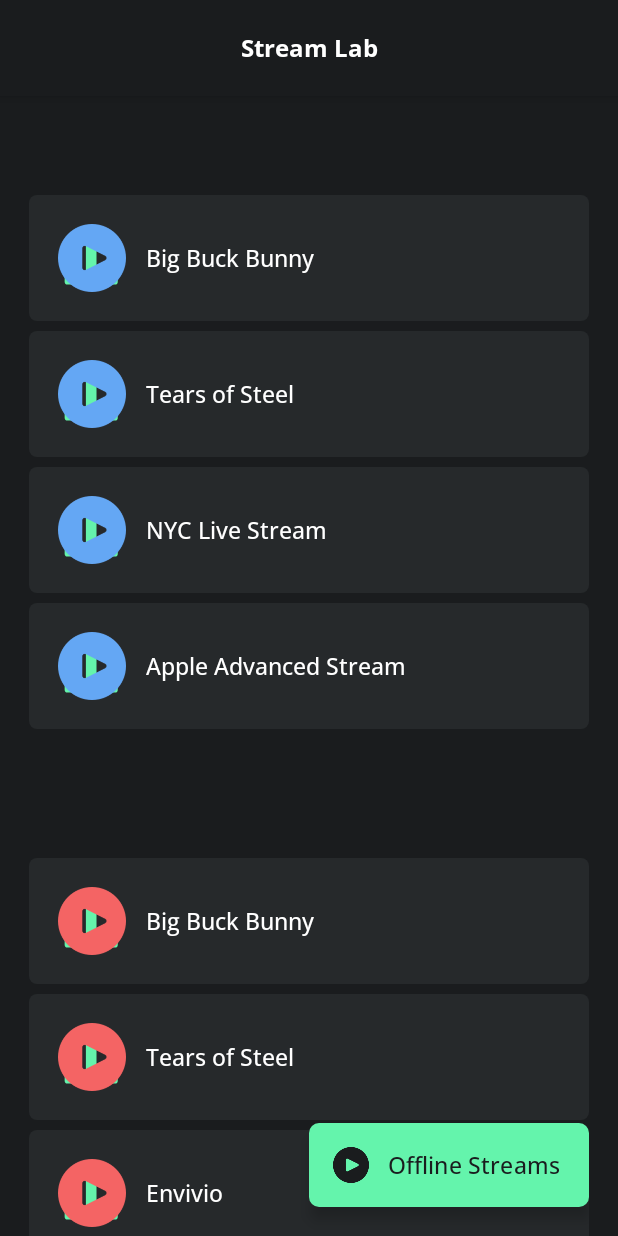
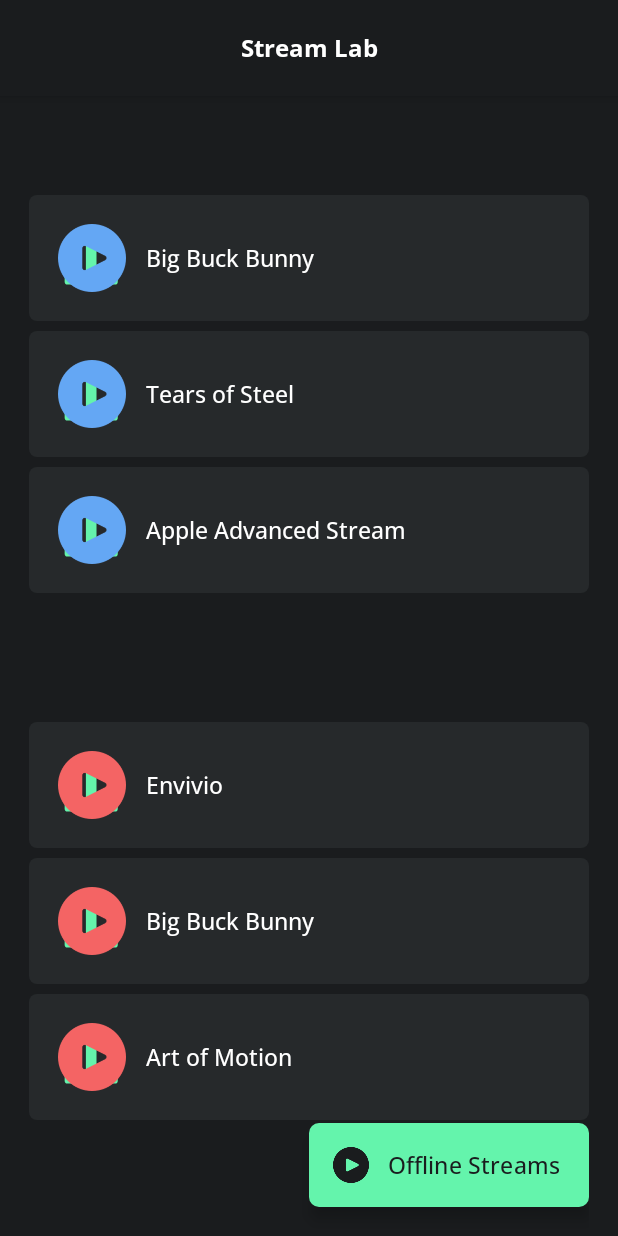
Before and after one commit to saadahmedscse/video-player-bs-task, an Android app: the screen it shows after launch (MainActivity), on a phone screen of 412 x 824 dp. Run offline under Robolectric (Android 15) with nearby library versions, the phone set to English and light mode, and no system bars; our stand-ins replace data binding, sdp/ssp sizes; 4 statements that could not run were skipped.

Commit message:
enhance queue quality and show buffer in player

```diff
--- a/app/src/main/java/com/saadahmedev/videoplayer/base/BaseViewModel.kt
+++ b/app/src/main/java/com/saadahmedev/videoplayer/base/BaseViewModel.kt
@@ -15,7 +15,7 @@ abstract class BaseViewModel : ViewModel() {
         _onSwipeRefresh.value = SingleLiveEvent(true)
     }
 
-    fun getStreamableVideos(): List<StreamItem> {
+    private fun streamableVideos(): List<StreamItem> {
         return listOf(
             StreamItem(
                 id = 1,
@@ -26,62 +26,50 @@ abstract class BaseViewModel : ViewModel() {
             StreamItem(
                 id = 2,
                 name = "Tears of Steel",
-                link = "https://test-streams.mux.dev/tears-of-steel/playlist.m3u8",
+                link = "https://demo.unified-streaming.com/k8s/features/stable/video/tears-of-steel/tears-of-steel.ism/.m3u8",
                 type = VideoType.HLS
             ),
             StreamItem(
                 id = 3,
-                name = "NYC Live Stream",
-                link = "https://video-weaver.jfk02.hls.ttvnw.net/v1/playlist/CpcEYQ9bwrdbHEEYH-wuSg.vwp-b3oUvbzMdAQdBTV3XUbc9n9Ibpkh13GYOT_giYq_lMoOhNrJfHX2RyejWwqEMTO62oKcMWlTkzDXWxuW6dyQUdW6IagkwF8i7BDgeFsbVtN7SpEpOHuJhGUkah1EsA6HE.rM9_NNinZV5S28IVNe5Qo2KnAe7M7PhfbgLeT4lRO7YexdgztMr7A.m3u8",
-                type = VideoType.HLS
-            ),
-            StreamItem(
-                id = 4,
                 name = "Apple Advanced Stream",
                 link = "https://devstreaming-cdn.apple.com/videos/streaming/examples/img_bipbop_adv_example_ts/master.m3u8",
                 type = VideoType.HLS
             ),
             StreamItem(
-                id = 1,
+                id = 4,
+                name = "Envivio",
+                link = "https://dash.akamaized.net/envivio/EnvivioDash3/manifest.mpd",
+                type = VideoType.DASH
+            ),
+            StreamItem(
+                id = 5,
                 name = "Big Buck Bunny",
                 link = "https://dash.akamaized.net/akamai/bbb_30fps/bbb_30fps.mpd",
                 type = VideoType.DASH
             ),
             StreamItem(
-                id = 2,
-                name = "Tears of Steel",
-                link = "https://dash.akamaized.net/akamai/elephants_dream/elephants_dream_4k_30fps.mpd",
-                type = VideoType.DASH
-            ),
-            StreamItem(
-                id = 3,
-                name = "Envivio",
-                link = "https://dash.akamaized.net/envivio/EnvivioDash3/manifest.mpd",
-                type = VideoType.DASH
-            ),
-            StreamItem(
-                id = 4,
-                name = "Live Stream Test",
-                link = "https://test-streams.mux.dev/pts_shift/master.mpd",
+                id = 6,
+                name = "Art of Motion",
+                link = "https://cdn.bitmovin.com/content/assets/art-of-motion-dash-hls-progressive/mpds/f08e80da-bf1d-4e3d-8899-f0f6155f6efa.mpd",
                 type = VideoType.DASH
             )
         )
     }
 
     fun getHLSVideos(): List<StreamItem> {
-        return getStreamableVideos().filter { it.type == VideoType.HLS }
+        return streamableVideos().filter { it.type == VideoType.HLS }
     }
 
     fun getDASHVideos(): List<StreamItem> {
-        return getStreamableVideos().filter { it.type == VideoType.DASH }
+        return streamableVideos().filter { it.type == VideoType.DASH }
     }
 
     fun getAvailableItemsExceptQueueItems(queue: List<StreamItem>): List<StreamItem> {
         val list = mutableListOf<StreamItem>()
 
-        getStreamableVideos().forEach {
+        streamableVideos().forEach {
             queue.forEach { item ->
-                if (it.link != item.link) list.add(it)
+                if (it.id != item.id) list.add(it)
             }
         }
 
--- a/app/src/main/res/layout/fragment_player.xml
+++ b/app/src/main/res/layout/fragment_player.xml
@@ -15,7 +15,8 @@
         android:layout_height="@dimen/_200sdp"
         android:background="@drawable/bg_dark_grey_5"
         app:layout_constraintTop_toTopOf="parent"
-        app:resize_mode="zoom"/>
+        app:resize_mode="zoom"
+        app:show_buffering="always" />
 
     <androidx.core.widget.NestedScrollView
         android:layout_width="match_parent"
```
